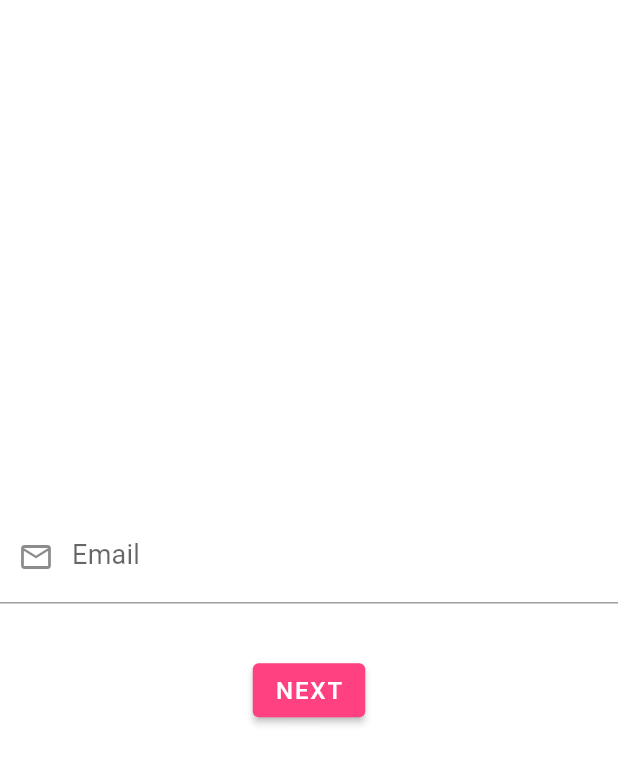
After one commit to ShakyaCsun/auto_route_example, a Flutter app: the screen it shows after launch, after a tap on "SIGN IN", on a phone screen of 412 x 824 dp. The commit adds this screen. Shown: the top 764 px of the screen. Run offline on Flutter 3.47's test engine with Material 2 defaults, Android fonts, the light colour scheme and no system bars; our stand-ins replace auto_route, bloc, flutter_bloc, freezed_annotation, google_fonts, url_strategy; Roboto replaces fonts that are missing (Alegreya).

Commit message:
declarative login example

```diff
--- a/lib/pages/home_page.dart
+++ b/lib/pages/home_page.dart
@@ -13,7 +13,10 @@ class HomePage extends StatelessWidget {
         title: const Text('HomePage'),
       ),
       body: Center(
-        child: ElevatedButton(
+        child: Column(
+          mainAxisAlignment: MainAxisAlignment.center,
+          children: [
+            ElevatedButton(
               onPressed: () {
                 AutoRouter.of(context).push(
                   const BooksRouter(
@@ -25,6 +28,34 @@ class HomePage extends StatelessWidget {
               },
               child: const Text('Go to BOOKS page'),
             ),
+            ElevatedButton(
+              onPressed: () {
+                AutoRouter.of(context).push(
+                  LoginWrapperRoute(
+                    onLogin: (isLoggedIn) {
+                      if (isLoggedIn) {
+                        AutoRouter.of(context).push(
+                          const AccountsRouter(
+                            children: [
+                              AccountRoute(),
+                            ],
+                          ),
+                        );
+                      } else {
+                        ScaffoldMessenger.of(context).showSnackBar(
+                          const SnackBar(
+                            content: Text('LOGIN unsuccessful'),
+                          ),
+                        );
+                      }
+                    },
+                  ),
+                );
+              },
+              child: const Text('SIGN IN'),
+            ),
+          ],
+        ),
       ),
     );
   }
--- /dev/null
+++ b/lib/pages/login/email_page.dart
@@ -0,0 +1,47 @@
+import 'package:flutter/material.dart';
+
+class EmailPage extends StatefulWidget {
+  const EmailPage({Key? key, required this.onNext}) : super(key: key);
+
+  final void Function(String result) onNext;
+
+  @override
+  _EmailPageState createState() => _EmailPageState();
+}
+
+class _EmailPageState extends State<EmailPage> {
+  final emailController = TextEditingController();
+
+  @override
+  void dispose() {
+    emailController.dispose();
+    super.dispose();
+  }
+
+  @override
+  Widget build(BuildContext context) {
+    return Scaffold(
+      body: Column(
+        children: [
+          const Spacer(flex: 10),
+          TextField(
+            controller: emailController,
+            keyboardType: TextInputType.emailAddress,
+            decoration: const InputDecoration(
+              prefixIcon: Icon(Icons.email_outlined),
+              labelText: 'Email',
+            ),
+          ),
+          const Spacer(),
+          ElevatedButton(
+            onPressed: () {
+              widget.onNext(emailController.text);
+            },
+            child: const Text('NEXT'),
+          ),
+          const Spacer(flex: 10),
+        ],
+      ),
+    );
+  }
+}
--- /dev/null
+++ b/lib/pages/login/login_wrapper_page.dart
@@ -0,0 +1,47 @@
+import 'package:auto_route/auto_route.dart';
+import 'package:flutter/material.dart';
+import '../../app_router.gr.dart';
+
+class LoginWrapperPage extends StatefulWidget {
+  final Function(bool isLoggedIn) onLogin;
+  const LoginWrapperPage({Key? key, required this.onLogin}) : super(key: key);
+
+  @override
+  _LoginWrapperPageState createState() => _LoginWrapperPageState();
+}
+
+class _LoginWrapperPageState extends State<LoginWrapperPage> {
+  String email = '';
+
+  @override
+  Widget build(BuildContext context) {
+    return AutoRouter.declarative(
+      // use AutoRouter.declarative
+      routes: (context) {
+        return [
+          EmailRoute(
+            onNext: (emailResult) {
+              setState(() {
+                email = emailResult;
+              });
+            },
+          ),
+          if (email.contains('@'))
+            PasswordRoute(
+              onNext: (passwordResult) async {
+                widget.onLogin(
+                  await validateEmailPassword(email, passwordResult),
+                );
+              },
+            )
+        ];
+      },
+    );
+  }
+}
+
+Future<bool> validateEmailPassword(String email, String password) async {
+  return Future.delayed(const Duration(milliseconds: 500), () {
+    return email.contains('@') && password.length > 6;
+  });
+}
--- /dev/null
+++ b/lib/pages/login/pages.dart
@@ -0,0 +1,3 @@
+export 'email_page.dart';
+export 'login_wrapper_page.dart';
+export 'password_page.dart';
--- a/lib/pages/pages.dart
+++ b/lib/pages/pages.dart
@@ -4,3 +4,4 @@ export 'book_details_page.dart';
 export 'books_page.dart';
 export 'books_wrapper_page.dart';
 export 'home_page.dart';
+export 'login/pages.dart';
```
Also changed, not shown: lib/app_router.dart (+8 -0 lines), lib/pages/login/password_page.dart (added, +48 -0 lines), lib/app_router.gr.dart. Lines whose indentation alone changed are shown as unchanged.
